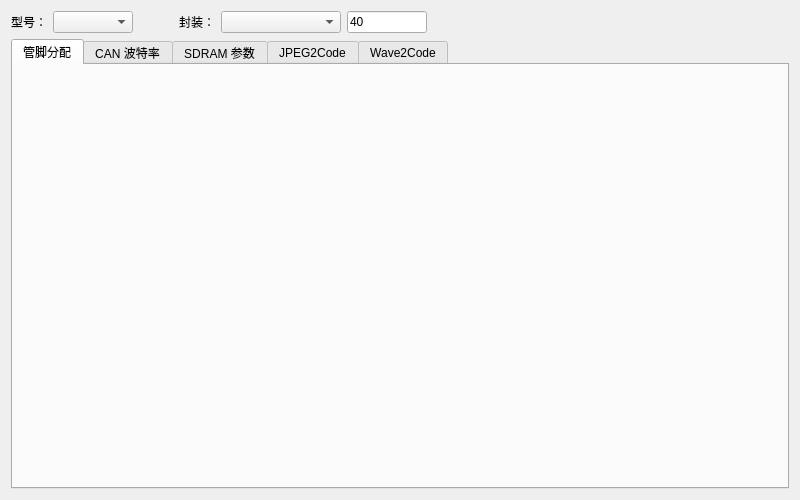
Above: SWMTool.ui from Synwit-Co-Ltd/SWMTool before the change. Below: the same form after it.
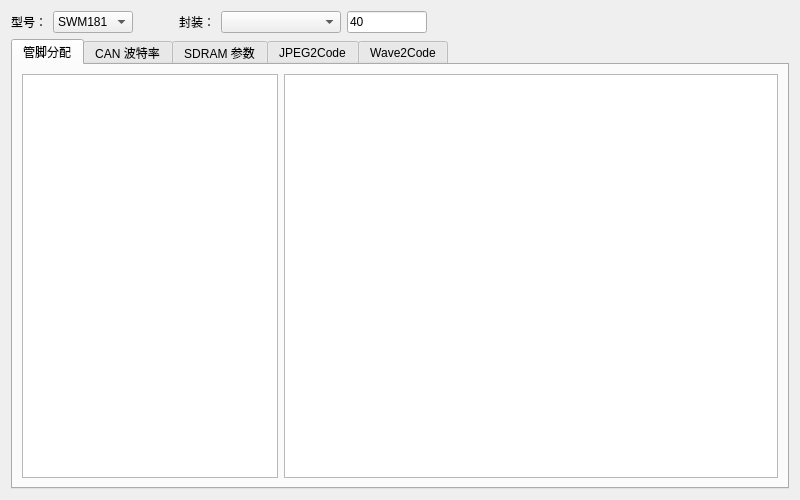
That is the form after the change. The open tabs and pages were chosen to show the change.

Diff of the .ui file:
```diff
--- a/SWMTool.ui
+++ b/SWMTool.ui
@@ -32,7 +32,7 @@
         </size>
        </property>
        <property name="currentIndex">
-        <number>-1</number>
+        <number>0</number>
        </property>
        <item>
         <property name="text">
@@ -157,6 +157,21 @@
       <attribute name="title">
        <string>管脚分配</string>
       </attribute>
+      <layout class="QHBoxLayout" name="horizontalLayout_7">
+       <item>
+        <widget class="QListWidget" name="periWidget">
+         <property name="sizePolicy">
+          <sizepolicy hsizetype="Preferred" vsizetype="Expanding">
+           <horstretch>0</horstretch>
+           <verstretch>0</verstretch>
+          </sizepolicy>
+         </property>
+        </widget>
+       </item>
+       <item>
+        <widget class="QGraphicsView" name="packView"/>
+       </item>
+      </layout>
      </widget>
      <widget class="QWidget" name="tabCAN">
       <attribute name="title">
```
Left out of the diff: 7 changed lines with no effect on the pictures.
